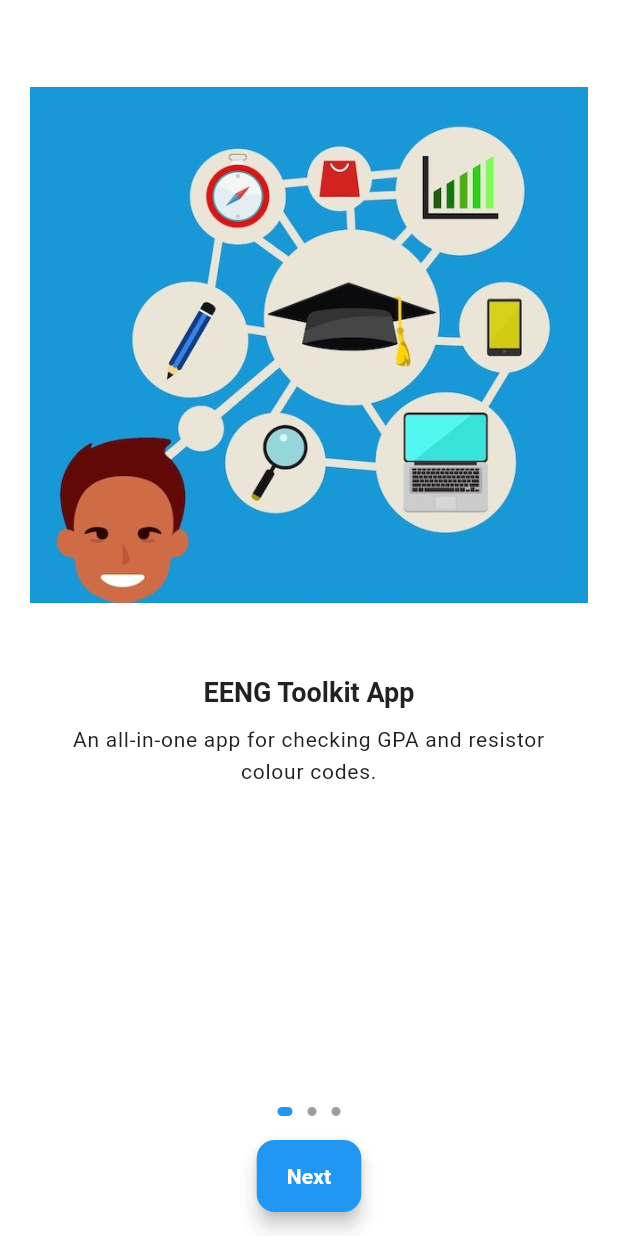
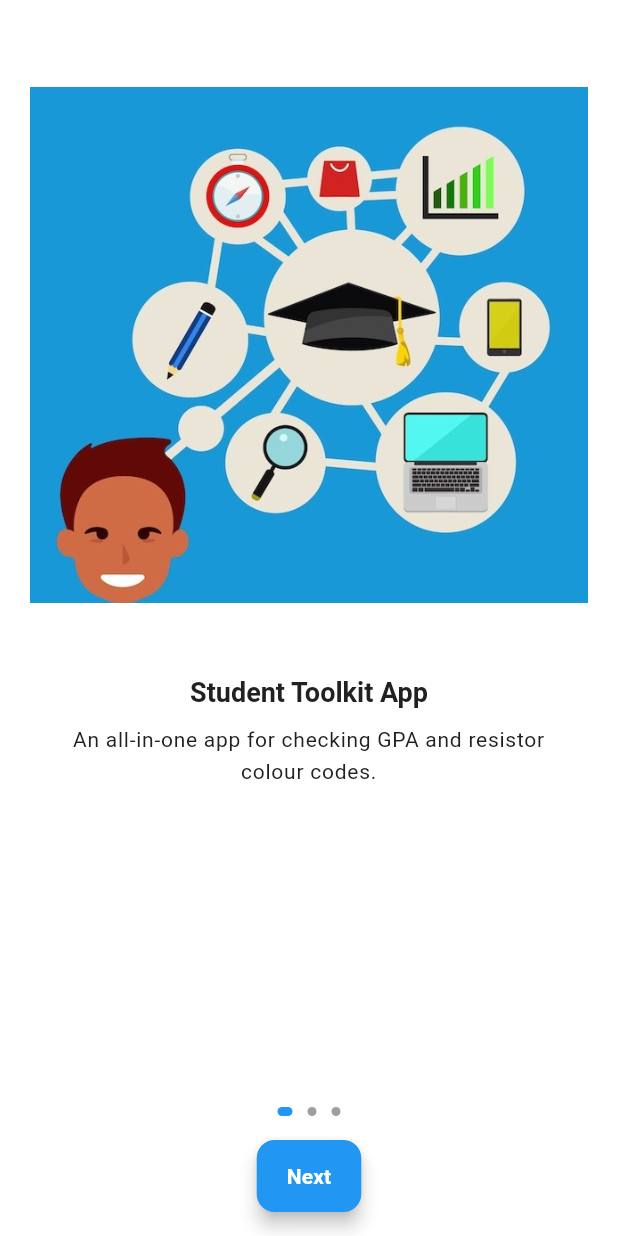
Before and after one commit to Emmie05/Student-Tookit-App, a Flutter app: the screen it shows after launch, on a phone screen of 412 x 824 dp. Run offline on Flutter 3.47's test engine with Material 3 defaults, Android fonts, the phone set to English and light mode, and no system bars; our stand-ins replace firebase_analytics, firebase_core, flutter_native_splash, flutter_svg, font_awesome_flutter, shared_preferences; accounts and stored records are empty.

Commit message:
Update onboarding screen title from "EENG Toolkit App" to "Student Toolkit App"

```diff
--- a/student_toolkit_app/lib/screens/onboarding_screen.dart
+++ b/student_toolkit_app/lib/screens/onboarding_screen.dart
@@ -19,7 +19,7 @@ class _OnboardingScreenState extends State<OnboardingScreen> {
 
   final List<Map<String, String>> onboardingData = [
     {
-      'title': 'EENG Toolkit App',
+      'title': 'Student Toolkit App',
       'description':
           'An all-in-one app for checking GPA and resistor colour codes.',
       'image': 'assets/onboarding_images/onboarding1.jpg',
```
